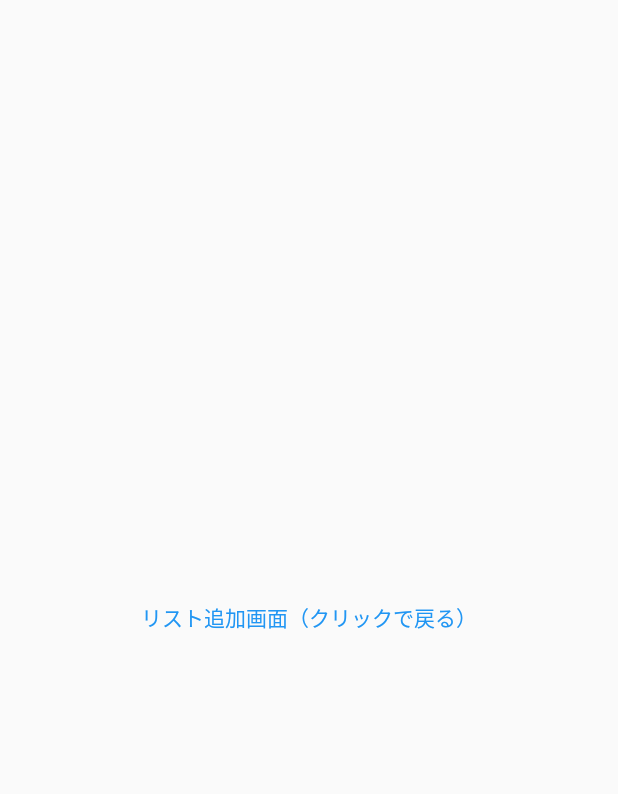
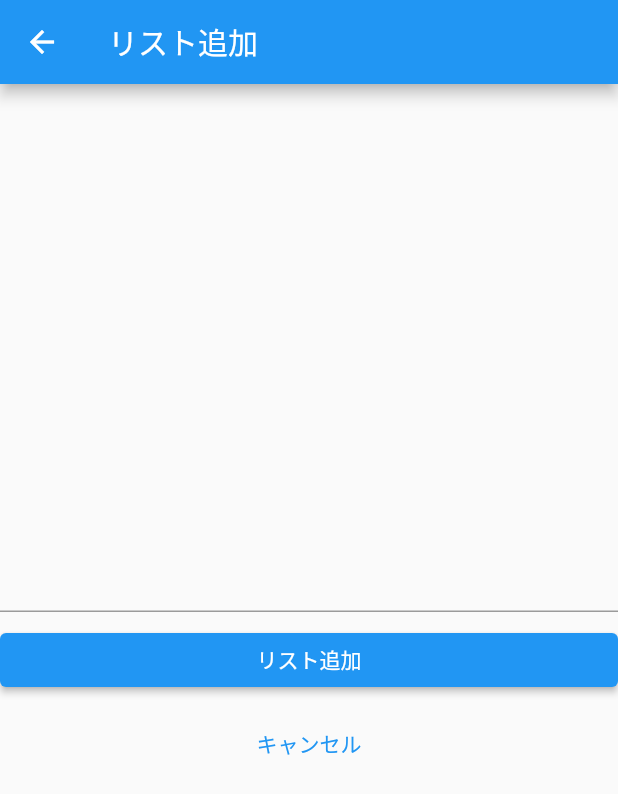
Before and after one commit to Terralien-jp/flutter_mytodoapp, a Flutter app: the TodoAddPage screen opened directly, on a phone screen of 412 x 824 dp. Shown: the top 794 px of the screen. Run offline on Flutter 3.47's test engine with Material 2 defaults, Android fonts, the phone set to English and light mode, and no system bars; missing offline and left inert: dart:html.

Commit message:
fix ElevatedButton

```diff
--- a/lib/main.dart
+++ b/lib/main.dart
@@ -71,14 +71,40 @@ class TodoAddPage extends StatelessWidget {
   @override
   Widget build(BuildContext context) {
     return Scaffold(
-      body: Center(
-        child: TextButton(
-          onPressed: () {
-            Navigator.of(context).pop();
-          },
-          child: Text('リスト追加画面（クリックで戻る）'),
+        appBar: AppBar(
+          title: Text('リスト追加'),
         ),
-      ),
-    );
+        body: Column(
+            mainAxisAlignment: MainAxisAlignment.center,
+            children: <Widget>[
+              TextField(),
+              const SizedBox(height: 8),
+              Container(
+                width: double.infinity,
+                child: ElevatedButton(
+                  // color: Colors.blue,
+                  onPressed: () {},
+                  child: Text('リスト追加', style: TextStyle(color: Colors.white)),
+                ),
+              ),
+              const SizedBox(height: 8),
+              Container(
+                  width: double.infinity,
+                  child: TextButton(
+                    onPressed: () {
+                      Navigator.of(context).pop();
+                    },
+                    child: Text('キャンセル'),
+                  ))
+            ])
+        // body: Center(
+        //   child: TextButton(
+        //     onPressed: () {
+        //       Navigator.of(context).pop();
+        //     },
+        //     child: Text('リスト追加画面（クリックで戻る）'),
+        //   ),
+        // ),
+        );
   }
 }
```
